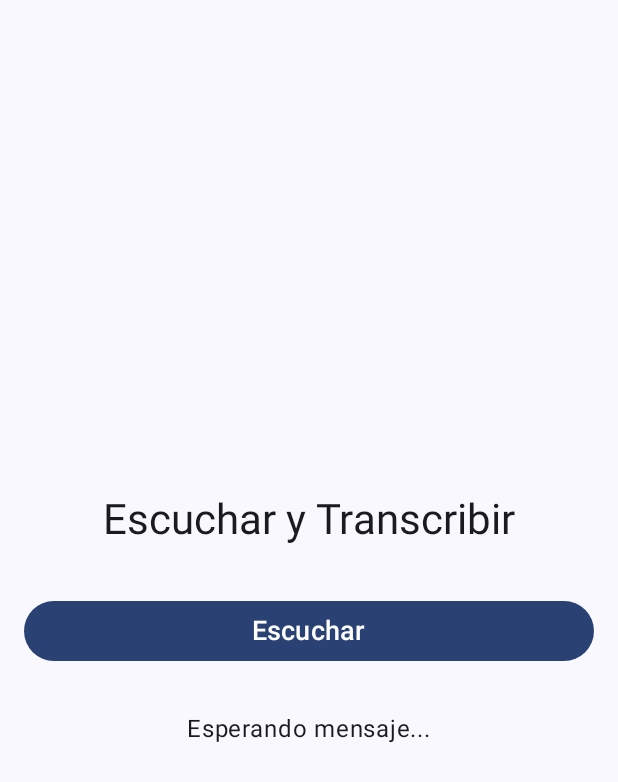
After one commit to afernandezduoc/AccesibilidadAuditiva, an Android app built with Jetpack Compose: the EscribirScreen screen opened through its navigation route, on a phone screen of 412 x 824 dp. The commit adds this screen. Shown: the top 782 px of the screen. Run offline under Robolectric (Android 15) with nearby library versions, the phone set to English and light mode, and no system bars; our stand-ins replace Firebase (no records; nobody signed in at launch, a user with empty details on screens opened directly).

Commit message:
Se implementa la funcion de Escribir para mostrar en pantalla el audio escuchado

```diff
--- /dev/null
+++ b/app/src/main/java/com/example/accesibilidadauditiva/EscribirScreen.kt
@@ -0,0 +1,85 @@
+package com.example.accesibilidadauditiva
+
+import android.app.Activity
+import android.content.Intent
+import android.speech.RecognizerIntent
+import android.widget.Toast
+import androidx.activity.compose.rememberLauncherForActivityResult
+import androidx.activity.result.contract.ActivityResultContracts
+import androidx.compose.foundation.layout.*
+import androidx.compose.material3.*
+import androidx.compose.runtime.*
+import androidx.compose.ui.Alignment
+import androidx.compose.ui.Modifier
+import androidx.compose.ui.platform.LocalContext
+import androidx.compose.ui.tooling.preview.Preview
+import androidx.compose.ui.unit.dp
+import androidx.compose.ui.unit.sp
+import androidx.navigation.NavHostController
+import androidx.navigation.compose.rememberNavController
+import java.util.*
+
+@Composable
+fun EscribirScreen(navController: NavHostController) {
+    var mensajeTranscrito by remember { mutableStateOf("") }
+    val context = LocalContext.current
+
+    // Launcher para el reconocimiento de voz
+    val speechRecognizerLauncher = rememberLauncherForActivityResult(
+        contract = ActivityResultContracts.StartActivityForResult()
+    ) { result ->
+        if (result.resultCode == Activity.RESULT_OK) {
+            val data: Intent? = result.data
+            val recognizedText = data?.getStringArrayListExtra(RecognizerIntent.EXTRA_RESULTS)?.firstOrNull()
+            recognizedText?.let {
+                mensajeTranscrito = it // Actualizar el mensaje transcrito
+            }
+        } else {
+            Toast.makeText(context, "No se pudo reconocer la voz", Toast.LENGTH_SHORT).show()
+        }
+    }
+
+    Column(
+        modifier = Modifier
+            .fillMaxSize()
+            .padding(16.dp),
+        horizontalAlignment = Alignment.CenterHorizontally,
+        verticalArrangement = Arrangement.Center
+    ) {
+        Text(
+            text = "Escuchar y Transcribir",
+            style = MaterialTheme.typography.headlineMedium,
+            modifier = Modifier.padding(bottom = 32.dp)
+        )
+
+        Button(
+            onClick = {
+                // Iniciar el reconocimiento de voz
+                val intent = Intent(RecognizerIntent.ACTION_RECOGNIZE_SPEECH).apply {
+                    putExtra(RecognizerIntent.EXTRA_LANGUAGE_MODEL, RecognizerIntent.LANGUAGE_MODEL_FREE_FORM)
+                    putExtra(RecognizerIntent.EXTRA_LANGUAGE, Locale.getDefault())
+                    putExtra(RecognizerIntent.EXTRA_PROMPT, "Diga algo para transcribir")
+                }
+                speechRecognizerLauncher.launch(intent)
+            },
+            modifier = Modifier
+                .fillMaxWidth()
+                .padding(bottom = 16.dp)
+        ) {
+            Text("Escuchar", fontSize = 18.sp)
+        }
+
+        Text(
+            text = if (mensajeTranscrito.isEmpty()) "Esperando mensaje..." else "Mensaje transcrito: $mensajeTranscrito",
+            style = MaterialTheme.typography.bodyLarge,
+            modifier = Modifier.padding(top = 16.dp)
+        )
+    }
+}
+
+@Preview(showBackground = true)
+@Composable
+fun EscribirScreenPreview() {
+    val navController = rememberNavController()
+    EscribirScreen(navController = navController)
+}
--- a/app/src/main/java/com/example/accesibilidadauditiva/MainActivity.kt
+++ b/app/src/main/java/com/example/accesibilidadauditiva/MainActivity.kt
@@ -63,6 +63,7 @@ fun MainScreen(navController: NavHostController, isAuthenticated: Boolean, onLog
             composable("recovery") { PasswordRecoveryScreen(navController) }
             composable("profile") { ProfileScreen() }
             composable("settings") { SettingsScreen(navController) }
+            composable("escribir") { EscribirScreen(navController) }
         }
     }
 }
--- a/app/src/main/java/com/example/accesibilidadauditiva/ui/theme/EscribirScreen.kt
+++ /dev/null
@@ -1 +0,0 @@
-package com.example.accesibilidadauditiva.ui.theme
```
